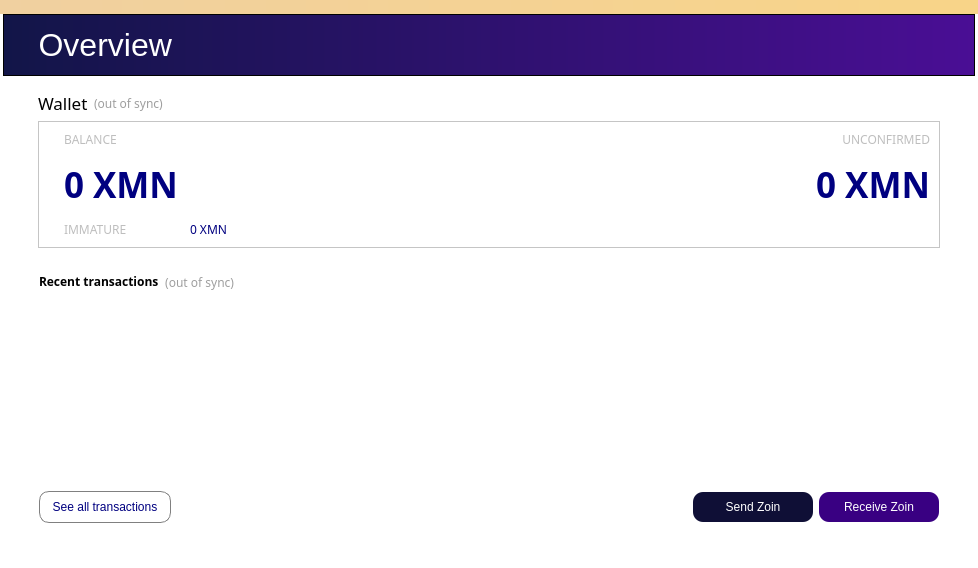
Above: src/qt/forms/overviewpage.ui from noirofficial/noir before the change. Below: the same form after it.
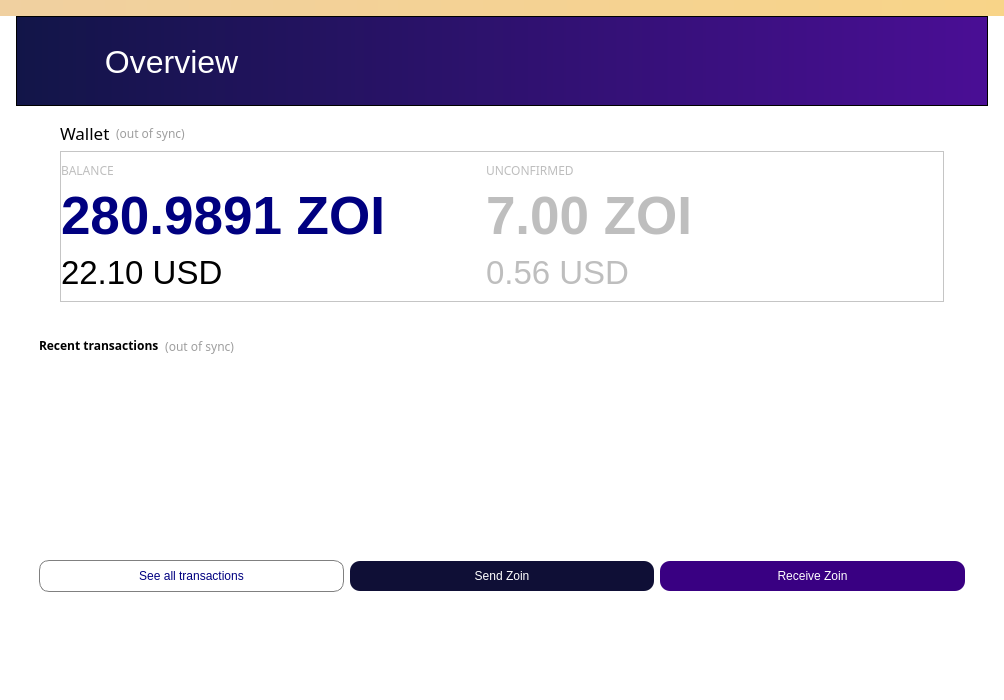
That is the form after the change. Icons and pictures are not drawn.

Diff of the .ui file:
```diff
--- a/src/qt/forms/overviewpage.ui
+++ b/src/qt/forms/overviewpage.ui
@@ -7,9 +7,300 @@
     <x>0</x>
     <y>0</y>
     <width>978</width>
-    <height>568</height>
+    <height>700</height>
    </rect>
   </property>
+  <property name="sizePolicy">
+   <sizepolicy hsizetype="Preferred" vsizetype="Preferred">
+    <horstretch>0</horstretch>
+    <verstretch>0</verstretch>
+   </sizepolicy>
+  </property>
+  <property name="palette">
+   <palette>
+    <active>
+     <colorrole role="WindowText">
+      <brush brushstyle="SolidPattern">
+       <color alpha="255">
+        <red>0</red>
+        <green>0</green>
+        <blue>0</blue>
+       </color>
+      </brush>
+     </colorrole>
+     <colorrole role="Button">
+      <brush brushstyle="SolidPattern">
+       <color alpha="0">
+        <red>247</red>
+        <green>247</green>
+        <blue>247</blue>
+       </color>
+      </brush>
+     </colorrole>
+     <colorrole role="Midlight">
+      <brush brushstyle="SolidPattern">
+       <color alpha="255">
+        <red>255</red>
+        <green>255</green>
+        <blue>255</blue>
+       </color>
+      </brush>
+     </colorrole>
+     <colorrole role="Dark">
+      <brush brushstyle="SolidPattern">
+       <color alpha="255">
+        <red>225</red>
+        <green>225</green>
+        <blue>225</blue>
+       </color>
+      </brush>
+     </colorrole>
+     <colorrole role="Mid">
+      <brush brushstyle="SolidPattern">
+       <color alpha="255">
+        <red>0</red>
+        <green>0</green>
+        <blue>255</blue>
+       </color>
+      </brush>
+     </colorrole>
+     <colorrole role="Text">
+      <brush brushstyle="SolidPattern">
+       <color alpha="255">
+        <red>0</red>
+        <green>0</green>
+        <blue>0</blue>
+       </color>
+      </brush>
+     </colorrole>
+     <colorrole role="BrightText">
+      <brush brushstyle="SolidPattern">
+       <color alpha="255">
+        <red>255</red>
+        <green>128</green>
+        <blue>0</blue>
+       </color>
+      </brush>
+     </colorrole>
+     <colorrole role="ButtonText">
+      <brush brushstyle="SolidPattern">
+       <color alpha="255">
+        <red>0</red>
+        <green>0</green>
+        <blue>0</blue>
+       </color>
+      </brush>
+     </colorrole>
+     <colorrole role="Base">
+      <brush brushstyle="SolidPattern">
+       <color alpha="0">
+        <red>247</red>
+        <green>247</green>
+        <blue>247</blue>
+       </color>
+      </brush>
+     </colorrole>
+     <colorrole role="Window">
+      <brush brushstyle="SolidPattern">
+       <color alpha="0">
+        <red>247</red>
+        <green>247</green>
+        <blue>247</blue>
+       </color>
+      </brush>
+     </colorrole>
+    </active>
+    <inactive>
+     <colorrole role="WindowText">
+      <brush brushstyle="SolidPattern">
+       <color alpha="255">
+        <red>0</red>
+        <green>0</green>
+        <blue>0</blue>
+       </color>
+      </brush>
+     </colorrole>
+     <colorrole role="Button">
+      <brush brushstyle="SolidPattern">
+       <color alpha="0">
+        <red>247</red>
+        <green>247</green>
+        <blue>247</blue>
+       </color>
+      </brush>
+     </colorrole>
+     <colorrole role="Midlight">
+      <brush brushstyle="SolidPattern">
+       <color alpha="255">
+        <red>255</red>
+        <green>255</green>
+        <blue>255</blue>
+       </color>
+      </brush>
+     </colorrole>
+     <colorrole role="Dark">
+      <brush brushstyle="SolidPattern">
+       <color alpha="255">
+        <red>225</red>
+        <green>225</green>
+        <blue>225</blue>
+       </color>
+      </brush>
+     </colorrole>
+     <colorrole role="Mid">
+      <brush brushstyle="SolidPattern">
+       <color alpha="255">
+        <red>0</red>
+        <green>0</green>
+        <blue>255</blue>
+       </color>
+      </brush>
+     </colorrole>
+     <colorrole role="Text">
+      <brush brushstyle="SolidPattern">
+       <color alpha="255">
+        <red>0</red>
+        <green>0</green>
+        <blue>0</blue>
+       </color>
+      </brush>
+     </colorrole>
+     <colorrole role="BrightText">
+      <brush brushstyle="SolidPattern">
+       <color alpha="255">
+        <red>255</red>
+        <green>128</green>
+        <blue>0</blue>
+       </color>
+      </brush>
+     </colorrole>
+     <colorrole role="ButtonText">
+      <brush brushstyle="SolidPattern">
+       <color alpha="255">
+        <red>0</red>
+        <green>0</green>
+        <blue>0</blue>
+       </color>
+      </brush>
+     </colorrole>
+     <colorrole role="Base">
+      <brush brushstyle="SolidPattern">
+       <color alpha="0">
+        <red>247</red>
+        <green>247</green>
+        <blue>247</blue>
+       </color>
+      </brush>
+     </colorrole>
+     <colorrole role="Window">
+      <brush brushstyle="SolidPattern">
+       <color alpha="0">
+        <red>247</red>
+        <green>247</green>
+        <blue>247</blue>
+       </color>
+      </brush>
+     </colorrole>
+    </inactive>
+    <disabled>
+     <colorrole role="WindowText">
+      <brush brushstyle="SolidPattern">
+       <color alpha="255">
+        <red>225</red>
+        <green>225</green>
+        <blue>225</blue>
+       </color>
+      </brush>
+     </colorrole>
+     <colorrole role="Button">
+      <brush brushstyle="SolidPattern">
+       <color alpha="0">
+        <red>247</red>
+        <green>247</green>
+        <blue>247</blue>
+       </color>
+      </brush>
+     </colorrole>
+     <colorrole role="Midlight">
+      <brush brushstyle="SolidPattern">
+       <color alpha="255">
+        <red>255</red>
+        <green>255</green>
+        <blue>255</blue>
+       </color>
+      </brush>
+     </colorrole>
+     <colorrole role="Dark">
+      <brush brushstyle="SolidPattern">
+       <color alpha="255">
+        <red>225</red>
+        <green>225</green>
+        <blue>225</blue>
+       </color>
+      </brush>
+     </colorrole>
+     <colorrole role="Mid">
+      <brush brushstyle="SolidPattern">
+       <color alpha="255">
+        <red>0</red>
+        <green>0</green>
+        <blue>255</blue>
+       </color>
+      </brush>
+     </colorrole>
+     <colorrole role="Text">
+      <brush brushstyle="SolidPattern">
+       <color alpha="255">
+        <red>225</red>
+        <green>225</green>
+        <blue>225</blue>
+       </color>
+      </brush>
+     </colorrole>
+     <colorrole role="BrightText">
+      <brush brushstyle="SolidPattern">
+       <color alpha="255">
+        <red>255</red>
+        <green>128</green>
+        <blue>0</blue>
+       </color>
+      </brush>
+     </colorrole>
+     <colorrole role="ButtonText">
+      <brush brushstyle="SolidPattern">
+       <color alpha="255">
+        <red>225</red>
+        <green>225</green>
+        <blue>225</blue>
+       </color>
+      </brush>
+     </colorrole>
+     <colorrole role="Base">
+      <brush brushstyle="SolidPattern">
+       <color alpha="0">
+        <red>247</red>
+        <green>247</green>
+        <blue>247</blue>
+       </color>
+      </brush>
+     </colorrole>
+     <colorrole role="Window">
+      <brush brushstyle="SolidPattern">
+       <color alpha="0">
+        <red>247</red>
+        <green>247</green>
+        <blue>247</blue>
+       </color>
+      </brush>
+     </colorrole>
+    </disabled>
+   </palette>
+  </property>
+  <property name="font">
+   <font>
+    <family>Snell Roundhand</family>
+   </font>
+  </property>
   <property name="windowTitle">
    <string>Form</string>
   </property>
@@ -74,7 +365,7 @@
            <property name="minimumSize">
             <size>
              <width>972</width>
-             <height>62</height>
+             <height>90</height>
             </size>
            </property>
            <property name="layoutDirection">
@@ -97,8 +388,8 @@
              <rect>
               <x>0</x>
               <y>0</y>
-              <width>181</width>
-              <height>62</height>
+              <width>281</width>
+              <height>91</height>
              </rect>
             </property>
             <property name="sizePolicy">
@@ -120,7 +411,7 @@
 background-color: rgba(255, 255, 255,0);</string>
             </property>
             <property name="text">
-             <string>    Overview</string>
+             <string>          Overview</string>
             </property>
            </widget>
           </widget>
@@ -149,13 +440,13 @@
            <number>6</number>
           </property>
           <property name="leftMargin">
-           <number>38</number>
+           <number>60</number>
           </property>
           <property name="topMargin">
            <number>15</number>
           </property>
           <property name="rightMargin">
-           <number>38</number>
+           <number>60</number>
           </property>
           <property name="bottomMargin">
            <number>15</number>
@@ -166,7 +457,7 @@
              <widget class="QLabel" name="label_5">
               <property name="font">
                <font>
-                <family>PT Sans</family>
+                <family>Source Code Pro</family>
                 <pointsize>13</pointsize>
                 <weight>50</weight>
                 <bold>false</bold>
@@ -211,10 +502,129 @@
               </property>
              </spacer>
             </item>
+            <item>
+             <widget class="QPushButton" name="pushButton_3">
+              <property name="styleSheet">
+               <string notr="true">#upLeft {
+
+border-image: url(:qrc:/icons/settings);
+background: none;
+border: none;
+background-repeat: none;
+}</string>
+              </property>
+              <property name="text">
+               <string/>
+              </property>
+              <property name="iconSize">
+               <size>
+                <width>16</width>
+                <height>16</height>
+               </size>
+              </property>
+              <property name="flat">
+               <bool>true</bool>
+              </property>
+             </widget>
+            </item>
            </layout>
           </item>
           <item>
            <widget class="QFrame" name="balance_frame">
+            <property name="enabled">
+             <bool>true</bool>
+            </property>
+            <property name="palette">
+             <palette>
+              <active>
+               <colorrole role="Button">
+                <brush brushstyle="SolidPattern">
+                 <color alpha="255">
+                  <red>255</red>
+                  <green>255</green>
+                  <blue>255</blue>
+                 </color>
+                </brush>
+               </colorrole>
+               <colorrole role="Base">
+                <brush brushstyle="SolidPattern">
+                 <color alpha="255">
+                  <red>255</red>
+                  <green>255</green>
+                  <blue>255</blue>
+                 </color>
+                </brush>
+               </colorrole>
+               <colorrole role="Window">
+                <brush brushstyle="SolidPattern">
+                 <color alpha="255">
+                  <red>255</red>
+                  <green>255</green>
+                  <blue>255</blue>
+                 </color>
+                </brush>
+               </colorrole>
+              </active>
+              <inactive>
+               <colorrole role="Button">
+                <brush brushstyle="SolidPattern">
+                 <color alpha="255">
+                  <red>255</red>
+                  <green>255</green>
+                  <blue>255</blue>
+                 </color>
+                </brush>
+               </colorrole>
+               <colorrole role="Base">
+                <brush brushstyle="SolidPattern">
+                 <color alpha="255">
+                  <red>255</red>
+                  <green>255</green>
+                  <blue>255</blue>
+                 </color>
+                </brush>
+               </colorrole>
+               <colorrole role="Window">
+                <brush brushstyle="SolidPattern">
+                 <color alpha="255">
+                  <red>255</red>
+                  <green>255</green>
+                  <blue>255</blue>
+                 </color>
+                </brush>
+               </colorrole>
+              </inactive>
+              <disabled>
+               <colorrole role="Button">
+                <brush brushstyle="SolidPattern">
+                 <color alpha="255">
+                  <red>255</red>
+                  <green>255</green>
+                  <blue>255</blue>
+                 </color>
+                </brush>
+               </colorrole>
+               <colorrole role="Base">
+                <brush brushstyle="SolidPattern">
+                 <color alpha="255">
+                  <red>255</red>
+                  <green>255</green>
+                  <blue>255</blue>
+                 </color>
+                </brush>
+               </colorrole>
+               <colorrole role="Window">
+                <brush brushstyle="SolidPattern">
+                 <color alpha="255">
+                  <red>255</red>
+                  <green>255</green>
+                  <blue>255</blue>
+                 </color>
+                </brush>
+               </colorrole>
+              </disabled>
+             </palette>
+            </property>
             <property name="contextMenuPolicy">
              <enum>Qt::DefaultContextMenu</enum>
             </property>
@@ -231,27 +641,75 @@
             <property name="lineWidth">
              <number>1</number>
             </property>
-            <layout class="QFormLayout" name="formLayout_2">
+            <layout class="QGridLayout" name="gridLayout">
              <property name="sizeConstraint">
               <enum>QLayout::SetDefaultConstraint</enum>
              </property>
-             <property name="fieldGrowthPolicy">
-              <enum>QFormLayout::AllNonFixedFieldsGrow</enum>
+             <property name="leftMargin">
+              <number>0</number>
+             </property>
+             <property name="topMargin">
+              <number>10</number>
+             </property>
+             <property name="rightMargin">
+              <number>250</number>
+             </property>
+             <property name="bottomMargin">
+              <number>10</number>
              </property>
              <property name="horizontalSpacing">
-              <number>12</number>
+              <number>100</number>
              </property>
              <property name="verticalSpacing">
-              <number>12</number>
+              <number>7</number>
              </property>
-             <property name="leftMargin">
-              <number>25</number>
-             </property>
+             <item row="1" column="0">
+              <widget class="QLabel" name="labelBalance">
+               <property name="sizePolicy">
+                <sizepolicy hsizetype="Maximum" vsizetype="Maximum">
+                 <horstretch>0</horstretch>
+                 <verstretch>0</verstretch>
+                </sizepolicy>
+               </property>
+               <property name="font">
+                <font>
+                 <family>Lucida Grande</family>
+                 <pointsize>40</pointsize>
+                 <weight>75</weight>
+                 <bold>true</bold>
+                </font>
+               </property>
+               <property name="cursor">
+                <cursorShape>IBeamCursor</cursorShape>
+               </property>
+               <property name="toolTip">
+                <string>Your current balance</string>
+               </property>
+               <property name="styleSheet">
+                <string notr="true">color: rgb(0, 0, 128);</string>
+               </property>
+               <property name="text">
+                <string notr="true">280.9891 ZOI</string>
+               </property>
+               <property name="indent">
+                <number>-1</number>
+               </property>
+               <property name="textInteractionFlags">
+                <set>Qt::LinksAccessibleByMouse|Qt::TextSelectableByKeyboard|Qt::TextSelectableByMouse</set>
+               </property>
+              </widget>
+             </item>
              <item row="0" column="0">
               <widget class="QLabel" name="label">
                <property name="enabled">
                 <bool>false</bool>
                </property>
+               <property name="sizePolicy">
+                <sizepolicy hsizetype="Maximum" vsizetype="Maximum">
+                 <horstretch>0</horstretch>
+                 <verstretch>0</verstretch>
+                </sizepolicy>
+               </property>
                <property name="font">
                 <font>
                  <family>Sans Serif</family>
@@ -270,6 +728,12 @@
                <property name="enabled">
                 <bool>false</bool>
                </property>
+               <property name="sizePolicy">
+                <sizepolicy hsizetype="Maximum" vsizetype="Maximum">
+                 <horstretch>0</horstretch>
+                 <verstretch>0</verstretch>
+                </sizepolicy>
+               </property>
                <property name="font">
                 <font>
                  <family>Sans Serif</family>
@@ -278,6 +742,9 @@
                <property name="layoutDirection">
                 <enum>Qt::LeftToRight</enum>
                </property>
+               <property name="autoFillBackground">
+                <bool>false</bool>
+               </property>
                <property name="styleSheet">
                 <string notr="true"/>
                </property>
@@ -285,31 +752,7 @@
                 <string>UNCONFIRMED</string>
                </property>
                <property name="alignment">
-                <set>Qt::AlignRight|Qt::AlignTrailing|Qt::AlignVCenter</set>
-               </property>
-              </widget>
-             </item>
-             <item row="1" column="0">
-              <widget class="QLabel" name="labelBalance">
-               <property name="font">
-                <font>
-                 <family>Sans Serif</family>
-                 <pointsize>26</pointsize>
-                 <weight>75</weight>
-                 <bold>true</bold>
-                </font>
-               </property>
-               <property name="cursor">
-                <cursorShape>IBeamCursor</cursorShape>
-               </property>
-               <property name="toolTip">
-                <string>Your current balance</string>
-               </property>
-               <property name="styleSheet">
-                <string notr="true">color: rgb(0, 0, 128);</string>
-               </property>
-               <property name="text">
-                <string notr="true">0 XMN</string>
+                <set>Qt::AlignLeading|Qt::AlignLeft|Qt::AlignVCenter</set>
                </property>
                <property name="indent">
                 <number>-1</number>
@@ -321,10 +764,19 @@
              </item>
              <item row="1" column="1">
               <widget class="QLabel" name="labelUnconfirmed">
+               <property name="enabled">
+                <bool>false</bool>
+               </property>
+               <property name="sizePolicy">
+                <sizepolicy hsizetype="Maximum" vsizetype="Maximum">
+                 <horstretch>0</horstretch>
+                 <verstretch>0</verstretch>
+                </sizepolicy>
+               </property>
                <property name="font">
                 <font>
-                 <family>Sans Serif</family>
-                 <pointsize>26</pointsize>
+                 <family>Lucida Grande</family>
+                 <pointsize>40</pointsize>
                  <weight>75</weight>
                  <bold>true</bold>
                 </font>
@@ -335,58 +787,144 @@
                <property name="toolTip">
                 <string>Total of transactions that have yet to be confirmed, and do not yet count toward the current balance</string>
                </property>
+               <property name="layoutDirection">
+                <enum>Qt::LeftToRight</enum>
+               </property>
                <property name="styleSheet">
-                <string notr="true">color: rgb(0, 0, 128);</string>
+                <string notr="true"/>
                </property>
                <property name="text">
-                <string notr="true">0 XMN</string>
+                <string notr="true">7.00 ZOI</string>
                </property>
                <property name="alignment">
-                <set>Qt::AlignRight|Qt::AlignTrailing|Qt::AlignVCenter</set>
+                <set>Qt::AlignLeading|Qt::AlignLeft|Qt::AlignVCenter</set>
                </property>
                <property name="textInteractionFlags">
                 <set>Qt::LinksAccessibleByMouse|Qt::TextSelectableByKeyboard|Qt::TextSelectableByMouse</set>
                </property>
               </widget>
              </item>
-             <item row="5" column="0">
-              <widget class="QLabel" name="labelImmatureText">
+             <item row="2" column="1">
+              <widget class="QLabel" name="label_6">
                <property name="enabled">
                 <bool>false</bool>
                </property>
                <property name="font">
                 <font>
-                 <family>Sans Serif</family>
+                 <pointsize>25</pointsize>
                 </font>
                </property>
-               <property name="styleSheet">
-                <string notr="true"/>
-               </property>
                <property name="text">
-                <string>IMMATURE</string>
+                <string>0.56 USD</string>
                </property>
               </widget>
              </item>
-             <item row="5" column="1">
-              <widget class="QLabel" name="labelImmature">
+             <item row="2" column="0">
+              <widget class="QLabel" name="label_7">
+               <property name="palette">
+                <palette>
+                 <active>
+                  <colorrole role="Button">
+                   <brush brushstyle="SolidPattern">
+                    <color alpha="255">
+                     <red>255</red>
+                     <green>255</green>
+                     <blue>255</blue>
+                    </color>
+                   </brush>
+                  </colorrole>
+                  <colorrole role="Base">
+                   <brush brushstyle="SolidPattern">
+                    <color alpha="255">
+                     <red>255</red>
+                     <green>255</green>
+                     <blue>255</blue>
+                    </color>
+                   </brush>
+                  </colorrole>
+                  <colorrole role="Window">
+                   <brush brushstyle="SolidPattern">
+                    <color alpha="255">
+                     <red>255</red>
+                     <green>255</green>
+                     <blue>255</blue>
+                    </color>
+                   </brush>
+                  </colorrole>
+                 </active>
+                 <inactive>
+                  <colorrole role="Button">
+                   <brush brushstyle="SolidPattern">
+                    <color alpha="255">
+                     <red>255</red>
+                     <green>255</green>
+                     <blue>255</blue>
+                    </color>
+                   </brush>
+                  </colorrole>
+                  <colorrole role="Base">
+                   <brush brushstyle="SolidPattern">
+                    <color alpha="255">
+                     <red>255</red>
+                     <green>255</green>
+                     <blue>255</blue>
+                    </color>
+                   </brush>
+                  </colorrole>
+                  <colorrole role="Window">
+                   <brush brushstyle="SolidPattern">
+                    <color alpha="255">
+                     <red>255</red>
+                     <green>255</green>
+                     <blue>255</blue>
+                    </color>
+                   </brush>
+                  </colorrole>
+                 </inactive>
+                 <disabled>
+                  <colorrole role="Button">
+                   <brush brushstyle="SolidPattern">
+                    <color alpha="255">
+                     <red>255</red>
+                     <green>255</green>
+                     <blue>255</blue>
+                    </color>
+                   </brush>
+                  </colorrole>
+                  <colorrole role="Base">
+                   <brush brushstyle="SolidPattern">
+                    <color alpha="255">
+                     <red>255</red>
+                     <green>255</green>
+                     <blue>255</blue>
+                    </color>
+                   </brush>
+                  </colorrole>
+                  <colorrole role="Window">
+                   <brush brushstyle="SolidPattern">
+                    <color alpha="255">
+                     <red>255</red>
+                     <green>255</green>
+                     <blue>255</blue>
+                    </color>
+                   </brush>
+                  </colorrole>
+                 </disabled>
+                </palette>
+               </property>
                <property name="font">
                 <font>
-                 <family>Sans Serif</family>
-                 <weight>50</weight>
-                 <bold>false</bold>
+                 <pointsize>25</pointsize>
                 </font>
                </property>
                <property name="toolTip">
                 <string>Mined balance that has not yet matured</string>
                </property>
                <property name="styleSheet">
-                <string notr="true">color: rgb(0, 0, 128);</string>
+                <string>0</string>
                </property>
                <property name="text">
-                <string notr="true">0 XMN</string>
-               </property>
-               <property name="textInteractionFlags">
-                <set>Qt::LinksAccessibleByMouse|Qt::TextSelectableByKeyboard|Qt::TextSelectableByMouse</set>
+                <string>22.10 USD</string>
                </property>
               </widget>
              </item>
@@ -490,6 +1028,205 @@
             </item>
             <item>
              <widget class="QListView" name="listTransactions">
+              <property name="palette">
+               <palette>
+                <active>
+                 <colorrole role="Button">
+                  <brush brushstyle="SolidPattern">
+                   <color alpha="255">
+                    <red>255</red>
+                    <green>17</green>
+                    <blue>255</blue>
+                   </color>
+                  </brush>
+                 </colorrole>
+                 <colorrole role="Light">
+                  <brush brushstyle="SolidPattern">
+                   <color alpha="255">
+                    <red>0</red>
+                    <green>255</green>
+                    <blue>255</blue>
+                   </color>
+                  </brush>
+                 </colorrole>
+                 <colorrole role="BrightText">
+                  <brush brushstyle="SolidPattern">
+                   <color alpha="255">
+                    <red>255</red>
+                    <green>0</green>
+                    <blue>255</blue>
+                   </color>
+                  </brush>
+                 </colorrole>
+                 <colorrole role="Base">
+                  <brush brushstyle="SolidPattern">
+                   <color alpha="255">
+                    <red>0</red>
+                    <green>0</green>
+                    <blue>255</blue>
+                   </color>
+                  </brush>
+                 </colorrole>
+                 <colorrole role="Window">
+                  <brush brushstyle="SolidPattern">
+                   <color alpha="255">
+                    <red>0</red>
+                    <green>0</green>
+                    <blue>255</blue>
+                   </color>
+                  </brush>
+                 </colorrole>
+                 <colorrole role="AlternateBase">
+                  <brush brushstyle="SolidPattern">
+                   <color alpha="255">
+                    <red>0</red>
+                    <green>0</green>
+                    <blue>255</blue>
+                   </color>
+                  </brush>
+                 </colorrole>
+                 <colorrole role="NoRole">
+                  <brush brushstyle="SolidPattern">
+                   <color alpha="255">
+                    <red>0</red>
+                    <green>0</green>
+                    <blue>255</blue>
+                   </color>
+                  </brush>
+                 </colorrole>
+                </active>
+                <inactive>
+                 <colorrole role="Button">
+                  <brush brushstyle="SolidPattern">
+                   <color alpha="255">
+                    <red>255</red>
+                    <green>17</green>
+                    <blue>255</blue>
+                   </color>
+                  </brush>
+                 </colorrole>
+                 <colorrole role="Light">
+                  <brush brushstyle="SolidPattern">
+                   <color alpha="255">
+                    <red>0</red>
+                    <green>255</green>
+                    <blue>255</blue>
+                   </color>
+                  </brush>
+                 </colorrole>
+                 <colorrole role="BrightText">
+                  <brush brushstyle="SolidPattern">
+                   <color alpha="255">
+                    <red>255</red>
+                    <green>0</green>
+                    <blue>255</blue>
+                   </color>
+                  </brush>
+                 </colorrole>
+                 <colorrole role="Base">
+                  <brush brushstyle="SolidPattern">
+                   <color alpha="255">
+                    <red>0</red>
+                    <green>0</green>
+                    <blue>255</blue>
+                   </color>
+                  </brush>
+                 </colorrole>
+                 <colorrole role="Window">
+                  <brush brushstyle="SolidPattern">
+                   <color alpha="255">
+                    <red>0</red>
+                    <green>0</green>
+                    <blue>255</blue>
+                   </color>
+                  </brush>
+                 </colorrole>
+                 <colorrole role="AlternateBase">
+                  <brush brushstyle="SolidPattern">
+                   <color alpha="255">
+                    <red>0</red>
+                    <green>0</green>
+                    <blue>255</blue>
+                   </color>
+                  </brush>
+                 </colorrole>
+                 <colorrole role="NoRole">
+                  <brush brushstyle="SolidPattern">
+                   <color alpha="255">
+                    <red>0</red>
+                    <green>0</green>
+                    <blue>255</blue>
+                   </color>
+                  </brush>
+                 </colorrole>
+                </inactive>
+                <disabled>
+                 <colorrole role="Button">
+                  <brush brushstyle="SolidPattern">
+                   <color alpha="255">
+                    <red>255</red>
+                    <green>17</green>
+                    <blue>255</blue>
+                   </color>
+                  </brush>
+                 </colorrole>
+                 <colorrole role="Light">
+                  <brush brushstyle="SolidPattern">
+                   <color alpha="255">
+                    <red>0</red>
+                    <green>255</green>
+                    <blue>255</blue>
+                   </color>
+                  </brush>
+                 </colorrole>
+                 <colorrole role="BrightText">
+                  <brush brushstyle="SolidPattern">
+                   <color alpha="255">
+                    <red>255</red>
+                    <green>0</green>
+                    <blue>255</blue>
+                   </color>
+                  </brush>
+                 </colorrole>
+                 <colorrole role="Base">
+                  <brush brushstyle="SolidPattern">
+                   <color alpha="255">
+                    <red>0</red>
+                    <green>0</green>
+                    <blue>255</blue>
+                   </color>
+                  </brush>
+                 </colorrole>
+                 <colorrole role="Window">
+                  <brush brushstyle="SolidPattern">
+                   <color alpha="255">
+                    <red>0</red>
+                    <green>0</green>
+                    <blue>255</blue>
+                   </color>
+                  </brush>
+                 </colorrole>
+                 <colorrole role="AlternateBase">
+                  <brush brushstyle="SolidPattern">
+                   <color alpha="255">
+                    <red>0</red>
+                    <green>0</green>
+                    <blue>255</blue>
+                   </color>
+                  </brush>
+                 </colorrole>
+                 <colorrole role="NoRole">
+                  <brush brushstyle="SolidPattern">
+                   <color alpha="255">
+                    <red>0</red>
+                    <green>0</green>
+                    <blue>255</blue>
+                   </color>
+                  </brush>
+                 </colorrole>
+                </disabled>
+               </palette>
+              </property>
               <property name="styleSheet">
                <string notr="true">background-color: rgb(255, 255, 255);
 QListView { background: transparent; };</string>
@@ -522,7 +1259,7 @@
                  <string notr="true">color: rgb(0, 0, 128);
 border-radius:10px;
 height:30px;
-width:130px;
+width:80px;
 border-color:gray;
 border-width:1px;
 background-color:white;
@@ -536,19 +1273,6 @@
                 </property>
                </widget>
               </item>
-              <item>
-               <spacer name="horizontalSpacer_3">
-                <property name="orientation">
-                 <enum>Qt::Horizontal</enum>
-                </property>
-                <property name="sizeHint" stdset="0">
-                 <size>
-                  <width>40</width>
-                  <height>20</height>
-                 </size>
-                </property>
-               </spacer>
-              </item>
               <item>
                <widget class="QPushButton" name="pushButton_2">
                 <property name="autoFillBackground">
@@ -559,7 +1283,7 @@
 color: white;
 border-radius:10px;
 height:30px;
-width:120px;</string>
+width:50px;</string>
                 </property>
                 <property name="text">
                  <string>Send Zoin</string>
@@ -573,11 +1297,17 @@
 color: white;
 border-radius:10px;
 height:30px;
-width:120px;</string>
+width:60px;</string>
                 </property>
                 <property name="text">
                  <string>Receive Zoin</string>
                 </property>
+                <property name="iconSize">
+                 <size>
+                  <width>16</width>
+                  <height>16</height>
+                 </size>
+                </property>
                </widget>
               </item>
              </layout>
```
Left out of the diff: 10 changed lines with no effect on the pictures.
